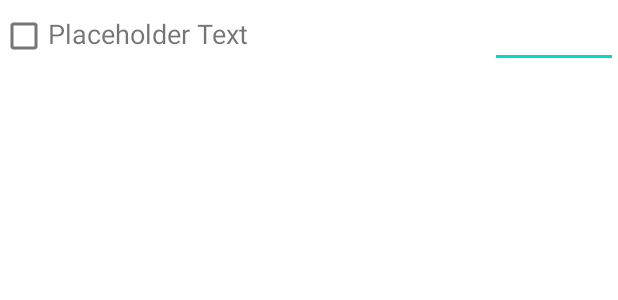
After one commit to Apfelkuch/SwePraktikum, an Android app: the layout plan_med_item.xml on its own in the app's theme, with its tools: preview values and no code run, on a phone screen of 412 x 824 dp. The commit adds this screen. Shown: the top 300 px of the screen. Run offline under Robolectric (Android 15) with nearby library versions, the phone set to English and light mode, and no system bars.

Commit message:
Added a dropdown for the meds when adding a plan.

```diff
--- a/app/src/main/java/de/swe_wi2223_praktikum/MedStorage.java
+++ b/app/src/main/java/de/swe_wi2223_praktikum/MedStorage.java
@@ -126,4 +126,8 @@ public class MedStorage extends Fragment implements Load {
         Object o[] = {storage,currentDay};
         return o;
     }
+
+    public ArrayList<Med> getStorage() {
+        return storage;
+    }
 }
--- /dev/null
+++ b/app/src/main/res/layout/plan_med_item.xml
@@ -0,0 +1,30 @@
+<?xml version="1.0" encoding="utf-8"?>
+<LinearLayout xmlns:android="http://schemas.android.com/apk/res/android"
+    android:layout_width="match_parent"
+    android:layout_height="wrap_content">
+
+    <CheckBox
+        android:id="@+id/PlanMedisAktive"
+        android:layout_width="wrap_content"
+        android:layout_height="wrap_content"
+        android:minWidth="0dp"
+        android:minHeight="0dp" />
+
+    <TextView
+        android:id="@+id/PlanMedName"
+        android:layout_width="wrap_content"
+        android:layout_height="wrap_content"
+        android:textSize="@dimen/fontsize_text"
+        android:text="Placeholder Text"
+        android:layout_weight="1" />
+
+    <EditText
+        android:id="@+id/PlanMedAmount"
+        android:layout_width="wrap_content"
+        android:layout_height="wrap_content"
+        android:clickable="false"
+        android:textSize="@dimen/fontsize_text"
+        android:ems="4"
+        android:inputType="numberDecimal" />
+
+</LinearLayout>
```
Also changed, not shown: app/src/main/java/de/swe_wi2223_praktikum/PlanList.java (+42 -2 lines), app/src/main/java/de/swe_wi2223_praktikum/PlanMed.java (added, +30 -0 lines), app/src/main/java/de/swe_wi2223_praktikum/PlanMedAdapter.java (added, +101 -0 lines), app/src/main/java/de/swe_wi2223_praktikum/PlanSpinnerAdapter.java (added, +50 -0 lines), app/src/main/res/layout/add_plan_dialog.xml (+18 -2 lines), app/src/main/res/layout/plan_spinner_item.xml (added, +8 -0 lines).
